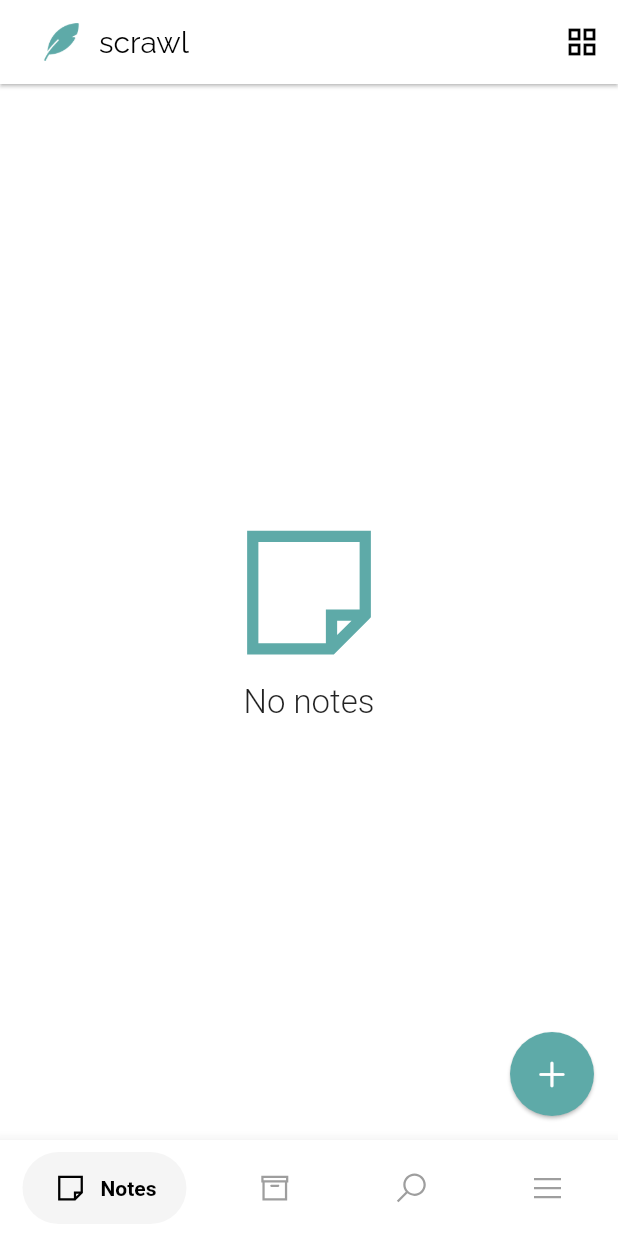
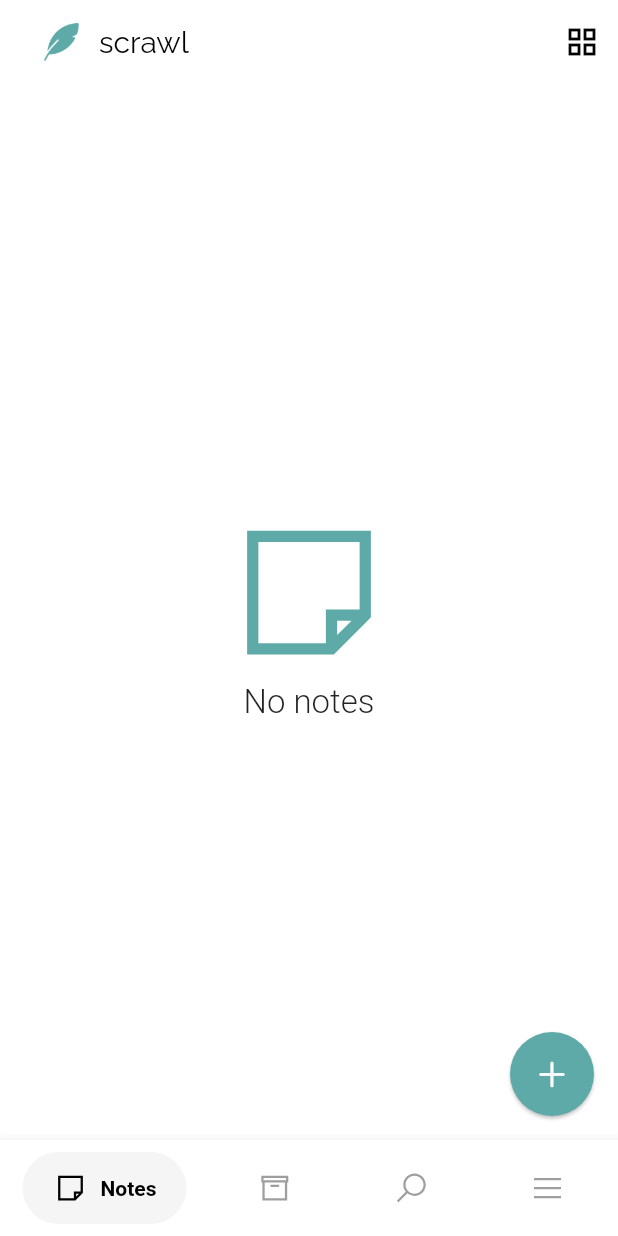
Before and after one commit to rsoft-in/scrawler, a Flutter app: the screen it shows after launch, after a tap on the "view agenda" icon, on a phone screen of 412 x 824 dp. Run offline on Flutter 3.47's test engine with Material 2 defaults, Android fonts, the phone set to English and light mode, and no system bars; drawn by our look-alikes of google_nav_bar; our stand-ins replace file_picker, flutter_widget_from_html, line_icons, share, shared_preferences, sqflite and 1 more; missing offline and left inert: bitsdojo_window, nextcloud, yaru_icons; accounts and stored records are empty.

Commit message:
Revert some ui changes

```diff
--- a/lib/pages/app.dart
+++ b/lib/pages/app.dart
@@ -1,3 +1,4 @@
+import 'package:animations/animations.dart';
 import 'package:bitsdojo_window/bitsdojo_window.dart';
 import 'package:bnotes/constants.dart';
 import 'package:bnotes/pages/archive_page.dart';
@@ -11,6 +12,7 @@ import 'package:nextcloud/nextcloud.dart';
 import 'package:shared_preferences/shared_preferences.dart';
 import 'package:universal_platform/universal_platform.dart';
 import 'package:google_nav_bar/google_nav_bar.dart';
+import 'package:yaru_icons/widgets/yaru_icons.dart';
 
 enum ViewType { Tile, Grid }
 
@@ -113,8 +115,8 @@ class _ScrawlAppState extends State<ScrawlApp> {
           appBar: PreferredSize(
             preferredSize: Size(MediaQuery.of(context).size.width, 56),
             child: Visibility(
-              // visible: !(_page == 3) &&!(_page ==2),
-              visible: _page ==0 ,
+              // visible: !(_page == 3) && !(_page == 2)&& !(_page == 1)&& !(_page == 0),
+              // visible: !(_page == 3),
               child: AppBar(
                 title: Row(
                   crossAxisAlignment: CrossAxisAlignment.center,
@@ -174,39 +176,6 @@ class _ScrawlAppState extends State<ScrawlApp> {
             onPageChanged: onPageChanged,
             controller: _pageController,
           ),
-          // bottomNavigationBar: Container(
-          //   margin: isIOS ? EdgeInsets.only(bottom: 20) : EdgeInsets.only(bottom: 0),
-          //   child: BottomBar(
-          //     backgroundColor: darkModeOn ? kSecondaryDark : Colors.transparent,
-          //     textStyle: TextStyle(fontWeight: FontWeight.w400),
-          //     onTap: navigationTapped,
-          //     selectedIndex: _page,
-          //     items: <BottomBarItem>[
-          //       BottomBarItem(
-          //         icon: Icon(Icons.notes_rounded),
-          //         title: Text('Notes'),
-          //         activeColor: Colors.teal,
-          //       ),
-          //       BottomBarItem(
-          //         icon: Icon(Icons.archive_outlined),
-          //         title: Text('Archive'),
-          //         activeColor: Colors.orange,
-          //         darkActiveColor: Colors.orange.shade400, // Optional
-          //       ),
-          //       BottomBarItem(
-          //         icon: Icon(Icons.search_rounded),
-          //         title: Text('Search'),
-          //         activeColor: Colors.blue,
-          //         darkActiveColor: Colors.blue.shade400, // Optional
-          //       ),
-          //       BottomBarItem(
-          //         icon: Icon(Icons.menu_rounded),
-          //         title: Text('Settings'),
-          //         activeColor: kSecondaryColor,
-          //       ),
-          //     ],
-          //   ),
-          // ),
           bottomNavigationBar: BottomAppBar(
             color: darkModeOn ? kSecondaryDark : Colors.white,
             child: Container(
@@ -247,6 +216,33 @@ class _ScrawlAppState extends State<ScrawlApp> {
       );
     } else {
       return Scaffold(
+        appBar: PreferredSize(
+          preferredSize: Size(100, 40),
+          child: MoveWindow(
+            child: AppBar(
+              actions: [
+                IconButton(
+                  onPressed: () {
+                    appWindow.minimize();
+                  },
+                  icon: Icon(YaruIcons.window_minimize),
+                ),
+                IconButton(
+                  onPressed: () {
+                    appWindow.maximize();
+                  },
+                  icon: Icon(YaruIcons.window_maximize),
+                ),
+                IconButton(
+                  onPressed: () {
+                    appWindow.close();
+                  },
+                  icon: Icon(YaruIcons.window_close),
+                ),
+              ],
+            ),
+          ),
+        ),
         body: WindowBorder(
           color: Colors.transparent,
           width: 1,
@@ -279,7 +275,7 @@ class _ScrawlAppState extends State<ScrawlApp> {
                     ),
                     Expanded(
                       child: NavigationRail(
-                        backgroundColor: Colors.transparent,
+                        backgroundColor:  darkModeOn ? kSecondaryDark : Colors.grey[100],
                         labelType: NavigationRailLabelType.selected,
                         destinations: <NavigationRailDestination>[
                           NavigationRailDestination(
@@ -309,17 +305,6 @@ class _ScrawlAppState extends State<ScrawlApp> {
               Expanded(
                 child: Column(
                   children: [
-                    Container(
-                      color: Colors.black12,
-                      child: Container(
-                          child: Column(children: [
-                        WindowTitleBarBox(
-                            child: Row(children: [
-                          Expanded(child: MoveWindow()),
-                          WindowButtons()
-                        ])),
-                      ])),
-                    ),
                     Expanded(
                       child: PageView(
                         physics: NeverScrollableScrollPhysics(),
--- a/lib/pages/app_lock_page.dart
+++ b/lib/pages/app_lock_page.dart
@@ -51,7 +51,6 @@ class _AppLockPageState extends State<AppLockPage> {
     bool darkModeOn = brightness == Brightness.dark;
     return Scaffold(
       backgroundColor: kAccentColor,
-      // appBar: AppBar(),
       body: Column(
         children: [
           SizedBox(
@@ -61,7 +60,10 @@ class _AppLockPageState extends State<AppLockPage> {
             alignment: Alignment.center,
             decoration: BoxDecoration(
               color: darkModeOn ? kSecondaryDark : Colors.white,
-              borderRadius: BorderRadius.circular(15),
+              borderRadius: BorderRadius.only(
+                topLeft: Radius.circular(15),
+                topRight: Radius.circular(15),
+              ),
               boxShadow: [
                 BoxShadow(
                   color: Colors.black38,
@@ -343,9 +345,6 @@ class _PinButtonState extends State<PinButton> {
           height: 80,
           alignment: Alignment.center,
           decoration: BoxDecoration(
-            // color: darkModeOn
-            //     ? kPrimaryColor.withOpacity(0.2)
-            //     : kPrimaryColor.withOpacity(.2),
             borderRadius: BorderRadius.circular(40),
           ),
           child: widget.child,
@@ -381,7 +380,6 @@ class _FunctionButtonState extends State<FunctionButton> {
           height: 80,
           alignment: Alignment.center,
           decoration: BoxDecoration(
-            // color: kPrimaryColor.withOpacity(.5),
             borderRadius: BorderRadius.circular(40),
           ),
           child: widget.child,
--- a/lib/pages/archive_page.dart
+++ b/lib/pages/archive_page.dart
@@ -72,18 +72,18 @@ class _ArchivePageState extends State<ArchivePage> {
           crossAxisAlignment: CrossAxisAlignment.start,
           mainAxisSize: MainAxisSize.max,
           children: <Widget>[
-            SizedBox(
-              height: 56,
-            ),
-            Padding(
-              padding: kGlobalOuterPadding,
-              child: Container(
-                child: Text(
-                  'Archive',
-                  style: TextStyle(fontSize: 26, fontWeight: FontWeight.w700),
-                ),
-              ),
-            ),
+            // SizedBox(
+            //   height: 56,
+            // ),
+            // Padding(
+            //   padding: kGlobalOuterPadding,
+            //   child: Container(
+            //     child: Text(
+            //       'Archive',
+            //       style: TextStyle(fontSize: 26, fontWeight: FontWeight.w700),
+            //     ),
+            //   ),
+            // ),
             Expanded(
               child: isLoading
                   ? Center(
--- a/lib/pages/edit_note_page.dart
+++ b/lib/pages/edit_note_page.dart
@@ -91,13 +91,13 @@ class _EditNotePageState extends State<EditNotePage> {
                     padding: EdgeInsets.all(15.0),
                     decoration: BoxDecoration(
                       borderRadius: BorderRadius.circular(10.0),
-                      color: darkModeOn
-                          ? kSecondaryDark
-                          : Colors.grey.withOpacity(0.1),
+                      // color: darkModeOn
+                      //     ? kSecondaryDark
+                      //     : Colors.grey.withOpacity(0.1),
                     ),
-                    height: MediaQuery.of(context).size.height * .7,
+                    // height: MediaQuery.of(context).size.height * .7,
                     child: TextField(
-                      maxLines: 20,
+                      maxLines: null,
                       textCapitalization: TextCapitalization.sentences,
                       controller: _noteTextController,
                       decoration: InputDecoration.collapsed(
--- a/lib/pages/home_page.dart
+++ b/lib/pages/home_page.dart
@@ -40,6 +40,7 @@ class _HomePageState extends State<HomePage> {
   Storage storage = new Storage();
   String backupPath = "";
   late ViewType _viewType;
+  ViewType viewType = ViewType.Tile;
   ScrollController scrollController = new ScrollController();
   List<Notes> notesList = [];
   bool isLoading = false;
@@ -65,6 +66,7 @@ class _HomePageState extends State<HomePage> {
       isAppLogged = sharedPreferences.getBool("is_logged") ?? false;
       bool isTile = sharedPreferences.getBool("is_tile") ?? false;
       _viewType = isTile ? ViewType.Tile : ViewType.Grid;
+      viewType = isTile ? ViewType.Tile : ViewType.Grid;
     });
   }
 
@@ -84,31 +86,6 @@ class _HomePageState extends State<HomePage> {
       });
     }
   }
-
-  // void _saveNote() async {
-  //   if (currentEditingNoteId.isEmpty) {
-  //     await dbHelper
-  //         .insertNotes(new Notes(uuid.v1(), DateTime.now().toString(),
-  //             _noteTitleController.text, _noteTextController.text, '', 0, 0))
-  //         .then((value) {
-  //       loadNotes();
-  //     });
-  //   } else {
-  //     await dbHelper
-  //         .updateNotes(new Notes(
-  //             currentEditingNoteId,
-  //             DateTime.now().toString(),
-  //             _noteTitleController.text,
-  //             _noteTextController.text,
-  //             '',
-  //             0,
-  //             0))
-  //         .then((value) {
-  //       loadNotes();
-  //     });
-  //   }
-  // }
-
   void toggleView(ViewType viewType) {
     setState(() {
       _viewType = viewType;
@@ -157,7 +134,7 @@ class _HomePageState extends State<HomePage> {
     bool darkModeOn = brightness == Brightness.dark;
     return Scaffold(
       body: Container(
-        padding: EdgeInsets.only(left: 10, right: 10),
+        padding: kGlobalOuterPadding,
         child: Column(
           crossAxisAlignment: CrossAxisAlignment.start,
           mainAxisSize: MainAxisSize.max,
@@ -173,7 +150,6 @@ class _HomePageState extends State<HomePage> {
                               crossAxisCount: 2,
                               crossAxisSpacing: 8,
                               mainAxisSpacing: 0,
-                              // shrinkWrap: true,
                               physics: BouncingScrollPhysics(
                                   parent: AlwaysScrollableScrollPhysics()),
                               itemCount: notesList.length,
@@ -183,7 +159,6 @@ class _HomePageState extends State<HomePage> {
                               },
                               itemBuilder: (context, index) {
                                 var note = notesList[index];
-                                // print(note.noteArchived);
                                 return Container(
                                   margin: EdgeInsets.symmetric(vertical: 4),
                                   child: Card(
@@ -211,21 +186,18 @@ class _HomePageState extends State<HomePage> {
                                               CrossAxisAlignment.start,
                                           children: [
                                             Visibility(
-                                              visible:
-                                                  note.noteTitle.isNotEmpty,
+                                              visible: note.noteTitle.isNotEmpty,
                                               child: Padding(
                                                 padding:
                                                     const EdgeInsets.all(8.0),
                                                 child: Text(
                                                   note.noteTitle,
                                                   maxLines: 1,
-                                                  overflow:
-                                                      TextOverflow.ellipsis,
+                                                  overflow: TextOverflow.ellipsis,
                                                   style: TextStyle(
                                                       fontSize: 20.0,
                                                       color: darkModeOn &&
-                                                              note.noteColor ==
-                                                                  0
+                                                              note.noteColor == 0
                                                           ? Colors.white
                                                           : Colors.black),
                                                 ),
@@ -242,8 +214,7 @@ class _HomePageState extends State<HomePage> {
                                                   overflow: TextOverflow.fade,
                                                   style: TextStyle(
                                                       color: darkModeOn &&
-                                                              note.noteColor ==
-                                                                  0
+                                                              note.noteColor == 0
                                                           ? Colors.white60
                                                           : Colors.black54),
                                                 ),
@@ -299,8 +270,8 @@ class _HomePageState extends State<HomePage> {
                               itemBuilder: (context, index) {
                                 var note = notesList[index];
                                 return Container(
-                                  margin: EdgeInsets.only(
-                                      left: 5, right: 5, top: 10),
+                                  margin:
+                                      EdgeInsets.only(left: 5, right: 5, top: 10),
                                   padding: EdgeInsets.all(8.0),
                                   decoration: BoxDecoration(
                                       color: NoteColor.getColor(
@@ -322,8 +293,7 @@ class _HomePageState extends State<HomePage> {
                                     onLongPress: () =>
                                         _showOptionsSheet(context, note),
                                     child: Column(
-                                      mainAxisAlignment:
-                                          MainAxisAlignment.start,
+                                      mainAxisAlignment: MainAxisAlignment.start,
                                       mainAxisSize: MainAxisSize.min,
                                       crossAxisAlignment:
                                           CrossAxisAlignment.start,
@@ -401,10 +371,14 @@ class _HomePageState extends State<HomePage> {
                           child: Column(
                             mainAxisAlignment: MainAxisAlignment.center,
                             children: [
-                            Icon(LineIcons.stickyNote, size: 120,color: darkModeOn? kAccentColor: kPrimaryColor),
+                              Icon(LineIcons.stickyNote,
+                                  size: 120,
+                                  color:
+                                      darkModeOn ? kAccentColor : kPrimaryColor),
                               Text(
                                 'No notes',
-                              style: TextStyle(fontWeight: FontWeight.w300, fontSize: 22),
+                                style: TextStyle(
+                                    fontWeight: FontWeight.w300, fontSize: 22),
                               ),
                             ],
                           ),
@@ -475,7 +449,6 @@ class _HomePageState extends State<HomePage> {
                           InkWell(
                             onTap: () {
                               Navigator.pop(context);
-                              // _assignLabel(_note);
                               _showColorPalette(context, _note);
                             },
                             child: Padding(
@@ -706,20 +679,6 @@ class _HomePageState extends State<HomePage> {
         builder: (BuildContext context) => new NoteReaderPage(
               note: _note,
             )));
-    // bool res = await Navigator.of(context).push(new PageRouteBuilder(pageBuilder: (BuildContext context, Animation<double> animation, Animation<double> secondaryAnimation){
-    //   return NoteReaderPage(note: _note,);
-    // },transitionsBuilder: (
-    //     BuildContext context,
-    //     Animation<double> animation,
-    //     Animation<double> secondaryAnimation,
-    //     Widget child) {
-    //   return Align(
-    //     child: FadeTransition(
-    //       opacity: animation,
-    //       child: child,
-    //     ),
-    //   );
-    // },));
     if (res) loadNotes();
   }
 
--- a/lib/pages/search_page.dart
+++ b/lib/pages/search_page.dart
@@ -55,18 +55,18 @@ class _SearchPageState extends State<SearchPage> {
           mainAxisSize: MainAxisSize.max,
           crossAxisAlignment: CrossAxisAlignment.start,
           children: [
-            SizedBox(
-              height: 56,
-            ),
-            Padding(
-              padding: kGlobalOuterPadding,
-              child: Container(
-                child: Text(
-                  'Search',
-                  style: TextStyle(fontSize: 26, fontWeight: FontWeight.w700),
-                ),
-              ),
-            ),
+            // SizedBox(
+            //   height: 56,
+            // ),
+            // Padding(
+            //   padding: kGlobalOuterPadding,
+            //   child: Container(
+            //     child: Text(
+            //       'Search',
+            //       style: TextStyle(fontSize: 26, fontWeight: FontWeight.w700),
+            //     ),
+            //   ),
+            // ),
             Padding(
               padding: const EdgeInsets.all(6.0),
               child: Container(
--- a/lib/pages/settings_page.dart
+++ b/lib/pages/settings_page.dart
@@ -58,9 +58,9 @@ class _SettingsPageState extends State<SettingsPage> {
           child: Column(
             mainAxisSize: MainAxisSize.min,
             children: [
-              SizedBox(
-                height: 56,
-              ),
+              // SizedBox(
+              //   height: 56,
+              // ),
               Padding(
                 padding: kGlobalOuterPadding,
                 child: Column(
--- a/lib/theme.dart
+++ b/lib/theme.dart
@@ -8,7 +8,7 @@ ThemeData theme() {
     primaryColor: kPrimaryColor,
     appBarTheme: AppBarTheme(
       color: Colors.white,
-      elevation: 1,
+      elevation: 0,
       iconTheme: IconThemeData(color: Colors.black),
       systemOverlayStyle: SystemUiOverlayStyle(
         statusBarColor: Colors.transparent,
@@ -58,7 +58,7 @@ ThemeData themeDark() {
     brightness: Brightness.dark,
     backgroundColor: kSecondaryDark,
     appBarTheme: AppBarTheme(
-      color: Colors.transparent,
+      color: Color(0xFF121212),
       elevation: 0,
       iconTheme: IconThemeData(color: Colors.white),
       systemOverlayStyle: SystemUiOverlayStyle(
--- a/pubspec.yaml
+++ b/pubspec.yaml
@@ -33,6 +33,7 @@ dependencies:
   line_icons: ^2.0.1
   share: ^2.0.4
   google_nav_bar: ^5.0.5
+  yaru_icons: ^0.0.3
 
 flutter_icons:
   # android: "launcher_icon"
```
Also changed, not shown: pubspec.lock, 2 other files. Lines whose indentation alone changed are shown as unchanged.
